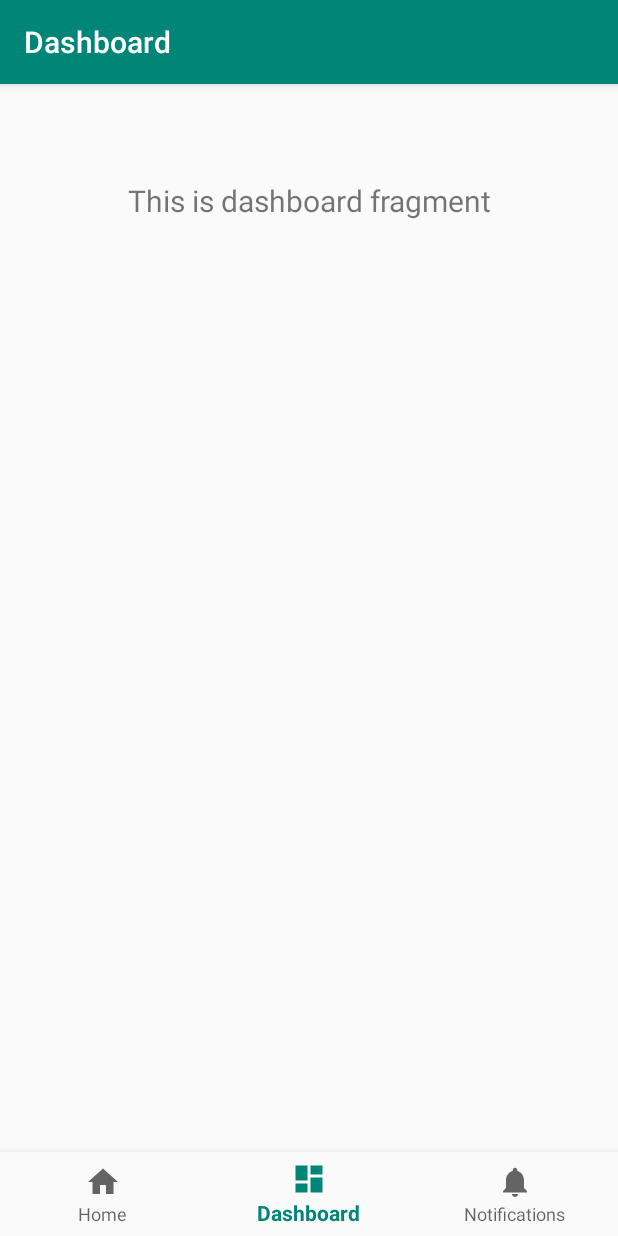
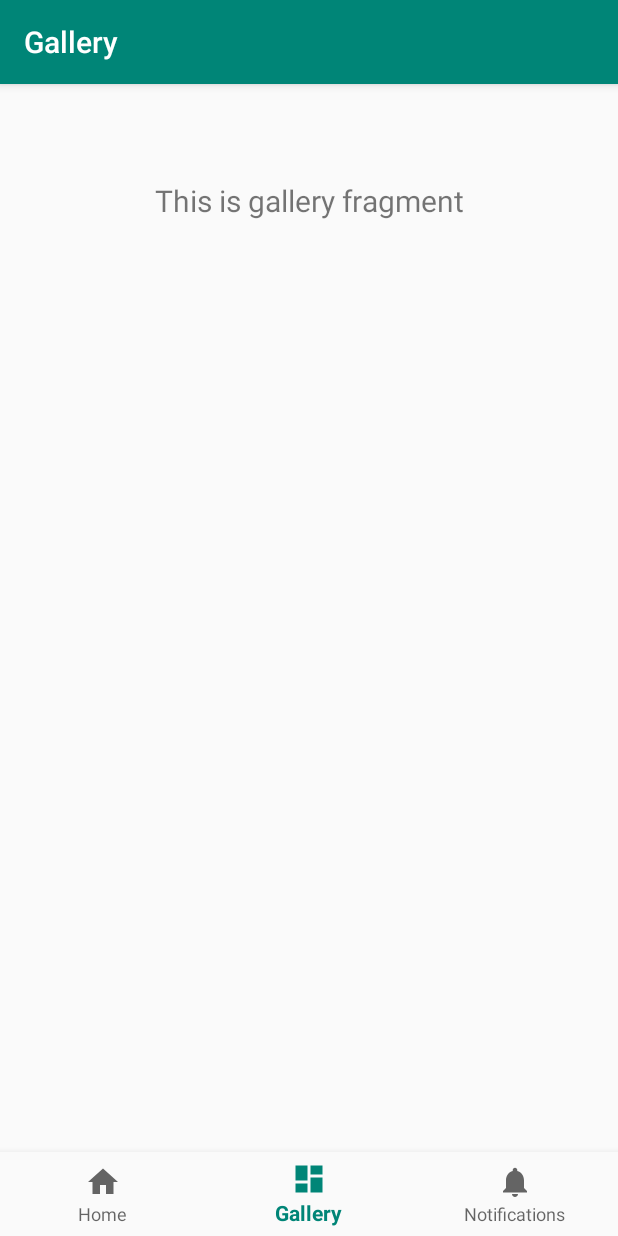
Before and after one commit to HyoilKim/HashTagMaker, an Android app: the GalleryFragment screen opened through its navigation route, on a phone screen of 412 x 824 dp. Run offline under Robolectric (Android 15) with nearby library versions, the phone set to English and light mode, and no system bars; our stand-ins replace navigation-ui.

Commit message:
gallery making 1

```diff
--- a/gallerymaker/app/src/main/java/com/example/gallerymaker/ui/gallery/GalleryViewModel.java
+++ b/gallerymaker/app/src/main/java/com/example/gallerymaker/ui/gallery/GalleryViewModel.java
@@ -10,7 +10,7 @@ public class GalleryViewModel extends ViewModel {
 
     public GalleryViewModel() {
         mText = new MutableLiveData<>();
-        mText.setValue("This is dashboard fragment");
+        mText.setValue("This is gallery fragment");
     }
 
     public LiveData<String> getText() {
--- a/gallerymaker/app/src/main/res/menu/bottom_nav_menu.xml
+++ b/gallerymaker/app/src/main/res/menu/bottom_nav_menu.xml
@@ -9,7 +9,7 @@
     <item
         android:id="@+id/navigation_dashboard"
         android:icon="@drawable/ic_dashboard_black_24dp"
-        android:title="@string/title_dashboard" />
+        android:title="@string/title_gallery" />
 
     <item
         android:id="@+id/navigation_notifications"
--- a/gallerymaker/app/src/main/res/navigation/mobile_navigation.xml
+++ b/gallerymaker/app/src/main/res/navigation/mobile_navigation.xml
@@ -14,7 +14,7 @@
     <fragment
         android:id="@+id/navigation_dashboard"
         android:name="com.example.gallerymaker.ui.gallery.GalleryFragment"
-        android:label="@string/title_dashboard"
+        android:label="@string/title_gallery"
         tools:layout="@layout/fragment_gallery" />
 
     <fragment
--- a/gallerymaker/app/src/main/res/values/strings.xml
+++ b/gallerymaker/app/src/main/res/values/strings.xml
@@ -1,6 +1,6 @@
 <resources>
     <string name="app_name">gallerymaker</string>
     <string name="title_home">Home</string>
-    <string name="title_dashboard">Dashboard</string>
+    <string name="title_gallery">Gallery</string>
     <string name="title_notifications">Notifications</string>
 </resources>
```
